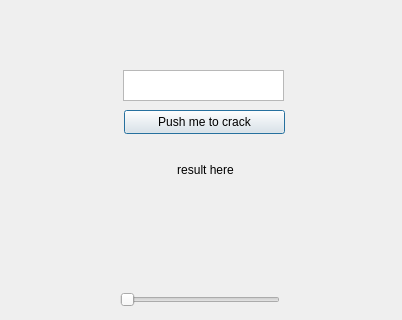
This is gui.ui in ruscatalin/md5-collision as Qt 5 draws it before an edit. The edited form follows.
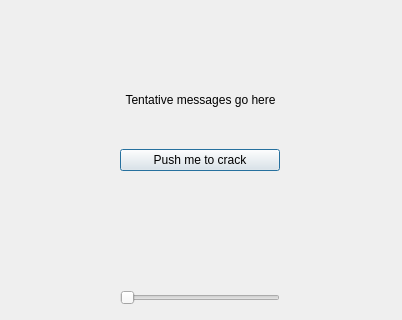
This is the edited form. Icons and pictures are not drawn.

```diff
--- a/gui.ui
+++ b/gui.ui
@@ -31,47 +31,27 @@
   <property name="accessibleDescription">
    <string/>
   </property>
-  <widget class="QTextEdit" name="input">
-   <property name="geometry">
-    <rect>
-     <x>123</x>
-     <y>70</y>
-     <width>161</width>
-     <height>31</height>
-    </rect>
-   </property>
-  </widget>
-  <widget class="QPushButton" name="pushButton">
-   <property name="geometry">
-    <rect>
-     <x>124</x>
-     <y>110</y>
-     <width>161</width>
-     <height>24</height>
-    </rect>
-   </property>
-   <property name="cursor">
-    <cursorShape>PointingHandCursor</cursorShape>
-   </property>
-   <property name="text">
-    <string>Push me to crack</string>
-   </property>
-  </widget>
   <widget class="QLabel" name="output">
    <property name="geometry">
     <rect>
-     <x>60</x>
-     <y>150</y>
-     <width>291</width>
+     <x>20</x>
+     <y>80</y>
+     <width>361</width>
      <height>41</height>
     </rect>
    </property>
    <property name="text">
-    <string>result here</string>
+    <string>Tentative messages go here</string>
    </property>
    <property name="alignment">
     <set>Qt::AlignCenter</set>
    </property>
+   <property name="wordWrap">
+    <bool>true</bool>
+   </property>
+   <property name="margin">
+    <number>0</number>
+   </property>
    <property name="textInteractionFlags">
     <set>Qt::LinksAccessibleByMouse|Qt::TextSelectableByMouse</set>
    </property>
@@ -105,9 +85,9 @@
    <property name="geometry">
     <rect>
      <x>120</x>
-     <y>290</y>
+     <y>285</y>
      <width>160</width>
-     <height>20</height>
+     <height>25</height>
     </rect>
    </property>
    <property name="orientation">
@@ -120,6 +100,38 @@
     <number>50</number>
    </property>
   </widget>
+  <widget class="QWidget" name="verticalLayoutWidget">
+   <property name="geometry">
+    <rect>
+     <x>120</x>
+     <y>0</y>
+     <width>160</width>
+     <height>321</height>
+    </rect>
+   </property>
+   <layout class="QVBoxLayout" name="verticalLayout">
+    <item>
+     <widget class="QPushButton" name="pushButton">
+      <property name="cursor">
+       <cursorShape>PointingHandCursor</cursorShape>
+      </property>
+      <property name="text">
+       <string>Push me to crack</string>
+      </property>
+      <property name="iconSize">
+       <size>
+        <width>18</width>
+        <height>18</height>
+       </size>
+      </property>
+     </widget>
+    </item>
+   </layout>
+  </widget>
+  <zorder>volumeIcon</zorder>
+  <zorder>verticalLayoutWidget</zorder>
+  <zorder>volumeSlider</zorder>
+  <zorder>output</zorder>
  </widget>
  <resources/>
  <connections/>
```
